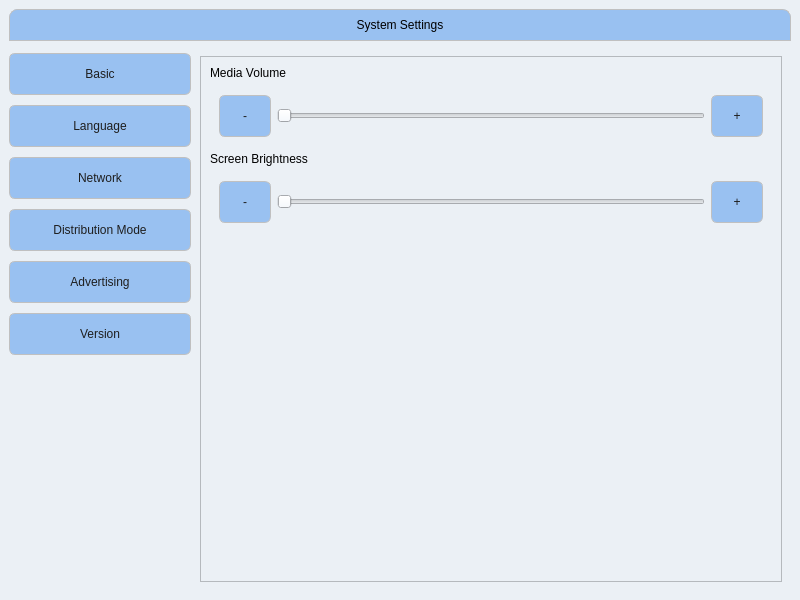
Old version of the form mainwindow.ui in the repository geommax/robots_gui_system_settings.
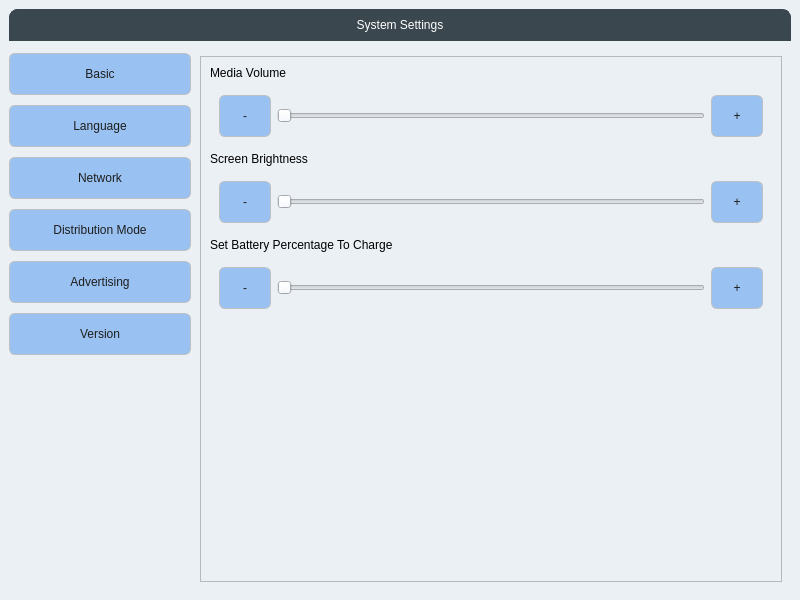
New version of the form. Icons and pictures are not drawn.

Commit message: yo yo

Diff of the .ui file:
```diff
--- a/mainwindow.ui
+++ b/mainwindow.ui
@@ -43,13 +43,13 @@
     <item alignment="Qt::AlignmentFlag::AlignVCenter">
      <widget class="QWidget" name="appBarHorizontalLayout" native="true">
       <property name="styleSheet">
-       <string notr="true">background-color: #99C1F1;
-border-top-left-radius: 8px; 
+       <string notr="true">border-top-left-radius: 8px; 
 border-top-right-radius: 8px;
 border-bottom-left-radius: 0px; 
 border-bottom-right-radius: 0px;
-border: 1px solid #C0C0C0; 
-background-color: #99C1F1; </string>
+border: 1px solid #3a474f; 
+background-color: #3a474f;
+</string>
       </property>
       <layout class="QHBoxLayout" name="horizontalLayout">
        <item>
@@ -58,7 +58,7 @@
           <enum>Qt::LayoutDirection::LeftToRight</enum>
          </property>
          <property name="styleSheet">
-          <string notr="true">color: black;
+          <string notr="true">color: white;
 border: none;
 background: none;
 text-align: center;
@@ -178,7 +178,7 @@
                <x>0</x>
                <y>0</y>
                <width>576</width>
-               <height>535</height>
+               <height>519</height>
               </rect>
              </property>
              <layout class="QVBoxLayout" name="verticalLayout_3">
@@ -268,6 +268,50 @@
                 </layout>
                </widget>
               </item>
+              <item>
+               <widget class="QLabel" name="label_4">
+                <property name="styleSheet">
+                 <string notr="true">color: black;</string>
+                </property>
+                <property name="text">
+                 <string>Set Battery Percentage To Charge</string>
+                </property>
+               </widget>
+              </item>
+              <item>
+               <widget class="QWidget" name="widget_3" native="true">
+                <layout class="QHBoxLayout" name="horizontalLayout_2">
+                 <item>
+                  <widget class="QPushButton" name="pushButton">
+                   <property name="styleSheet">
+                    <string notr="true">min-width: 50;
+</string>
+                   </property>
+                   <property name="text">
+                    <string>-</string>
+                   </property>
+                  </widget>
+                 </item>
+                 <item>
+                  <widget class="QSlider" name="horizontalSlider_3">
+                   <property name="orientation">
+                    <enum>Qt::Orientation::Horizontal</enum>
+                   </property>
+                  </widget>
+                 </item>
+                 <item>
+                  <widget class="QPushButton" name="pushButton_2">
+                   <property name="styleSheet">
+                    <string notr="true">min-width: 50;</string>
+                   </property>
+                   <property name="text">
+                    <string>+</string>
+                   </property>
+                  </widget>
+                 </item>
+                </layout>
+               </widget>
+              </item>
               <item>
                <spacer name="verticalSpacer_2">
                 <property name="orientation">
```
Left out of the diff: 12 changed lines with no effect on the pictures. The commit also changes 1 other file.
